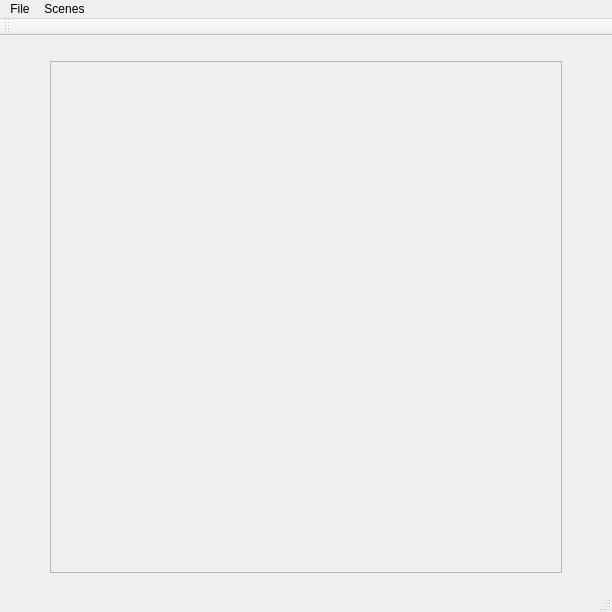
First picture: the form in cis560_rasterizer_3d/mainwindow.ui, repository lobizhao/Rasterizer-and-Camera, before the edit.
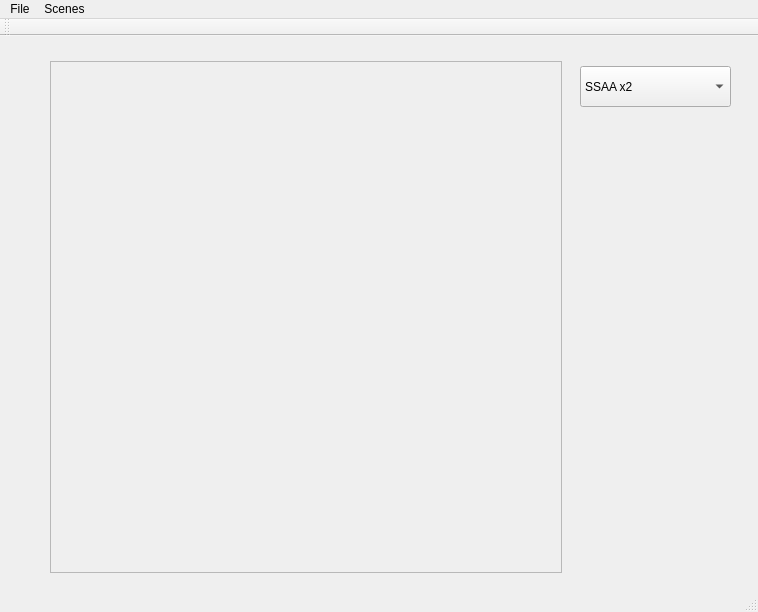
Second picture: the form after the edit.

Patch:
```diff
--- a/cis560_rasterizer_3d/mainwindow.ui
+++ b/cis560_rasterizer_3d/mainwindow.ui
@@ -6,7 +6,7 @@
    <rect>
     <x>0</x>
     <y>0</y>
-    <width>612</width>
+    <width>758</width>
     <height>612</height>
    </rect>
   </property>
@@ -39,14 +39,39 @@
      <bool>false</bool>
     </property>
    </widget>
+   <widget class="QComboBox" name="comboBox">
+    <property name="geometry">
+     <rect>
+      <x>580</x>
+      <y>30</y>
+      <width>151</width>
+      <height>41</height>
+     </rect>
+    </property>
+    <item>
+     <property name="text">
+      <string>SSAA x2</string>
+     </property>
+    </item>
+    <item>
+     <property name="text">
+      <string>SSAA x3</string>
+     </property>
+    </item>
+    <item>
+     <property name="text">
+      <string>SSAA x4</string>
+     </property>
+    </item>
+   </widget>
   </widget>
   <widget class="QMenuBar" name="menuBar">
    <property name="geometry">
     <rect>
      <x>0</x>
      <y>0</y>
-     <width>612</width>
-     <height>26</height>
+     <width>758</width>
+     <height>24</height>
     </rect>
    </property>
    <widget class="QMenu" name="menuFile">
```
Left out of the diff: 6 changed lines with no effect on the pictures.
